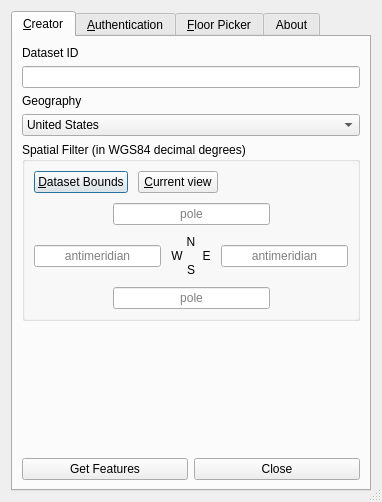
Old version of the form src/ui/azure_maps_plugin_dialog_base.ui in the repository Azure/Azure-Maps-plugin-for-QGIS.
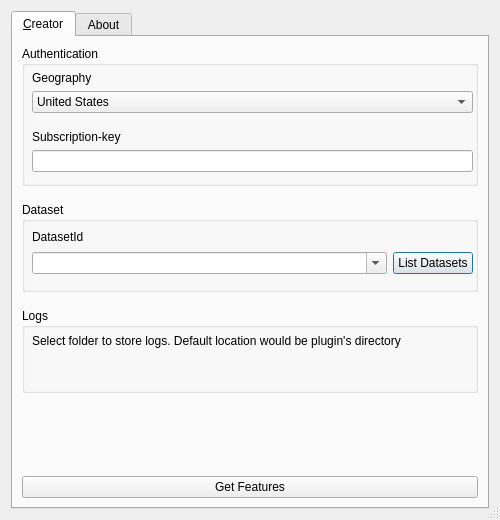
New version of the form. The open tabs and pages were chosen to show the change. Icons and pictures are not drawn. Custom widgets are drawn as their Qt base class.

```diff
--- a/src/ui/azure_maps_plugin_dialog_base.ui
+++ b/src/ui/azure_maps_plugin_dialog_base.ui
@@ -6,16 +6,24 @@
    <rect>
     <x>0</x>
     <y>0</y>
-    <width>378</width>
-    <height>498</height>
+    <width>500</width>
+    <height>520</height>
    </rect>
   </property>
   <property name="sizePolicy">
-   <sizepolicy hsizetype="Expanding" vsizetype="Preferred">
+   <sizepolicy hsizetype="Fixed" vsizetype="Fixed">
     <horstretch>0</horstretch>
     <verstretch>0</verstretch>
    </sizepolicy>
   </property>
+  <property name="font">
+   <font>
+    <family>MS Shell Dlg 2</family>
+    <weight>50</weight>
+    <bold>false</bold>
+    <kerning>true</kerning>
+   </font>
+  </property>
   <property name="windowTitle">
    <string>Azure Maps</string>
   </property>
@@ -52,230 +60,88 @@
       </attribute>
       <layout class="QVBoxLayout" name="verticalLayout_7">
        <item>
-        <widget class="QLabel" name="label_5">
-         <property name="text">
-          <string>Dataset ID</string>
+        <widget class="QGroupBox" name="authentication">
+         <property name="minimumSize">
+          <size>
+           <width>0</width>
+           <height>140</height>
+          </size>
          </property>
-        </widget>
-       </item>
-       <item>
-        <widget class="QLineEdit" name="datasetId">
-         <property name="frame">
-          <bool>true</bool>
+         <property name="layoutDirection">
+          <enum>Qt::LeftToRight</enum>
          </property>
-         <property name="placeholderText">
-          <string/>
-         </property>
-         <property name="clearButtonEnabled">
-          <bool>true</bool>
-         </property>
-        </widget>
-       </item>
-       <item>
-        <widget class="QLabel" name="label_4">
-         <property name="text">
-          <string>Geography</string>
-         </property>
-        </widget>
-       </item>
-       <item>
-        <widget class="QComboBox" name="geographyDropdown">
-         <item>
-          <property name="text">
-           <string>United States</string>
-          </property>
-         </item>
-         <item>
-          <property name="text">
-           <string>Test</string>
-          </property>
-         </item>
-         <item>
-          <property name="text">
-           <string>Europe</string>
-          </property>
-         </item>
-        </widget>
-       </item>
-       <item>
-        <widget class="QGroupBox" name="groupBox_3">
-         <property name="sizePolicy">
-          <sizepolicy hsizetype="Expanding" vsizetype="Fixed">
-           <horstretch>0</horstretch>
-           <verstretch>0</verstretch>
-          </sizepolicy>
-         </property>
          <property name="title">
-          <string>Spatial Filter (in WGS84 decimal degrees)</string>
+          <string>Authentication</string>
          </property>
-         <layout class="QVBoxLayout" name="verticalLayout_6">
-          <property name="spacing">
-           <number>10</number>
+         <widget class="QWidget" name="verticalLayoutWidget">
+          <property name="geometry">
+           <rect>
+            <x>10</x>
+            <y>20</y>
+            <width>441</width>
+            <height>111</height>
+           </rect>
           </property>
-          <item>
-           <layout class="QHBoxLayout" name="horizontalLayout_7">
-            <item>
-             <widget class="QPushButton" name="allExtentButton">
+          <layout class="QVBoxLayout" name="authenticationLayout">
+           <property name="topMargin">
+            <number>5</number>
+           </property>
+           <property name="bottomMargin">
+            <number>5</number>
+           </property>
+           <item>
+            <widget class="QLabel" name="geographyDropdownLabel">
+             <property name="text">
+              <string>Geography</string>
+             </property>
+            </widget>
+           </item>
+           <item>
+            <widget class="QComboBox" name="geographyDropdown">
+             <item>
               <property name="text">
-               <string>&amp;Dataset Bounds</string>
+               <string>United States</string>
               </property>
-             </widget>
-            </item>
-            <item>
-             <widget class="QPushButton" name="currentExtentButton">
+             </item>
+             <item>
               <property name="text">
-               <string>&amp;Current view</string>
+               <string>Europe</string>
               </property>
-             </widget>
-            </item>
-            <item>
-             <spacer name="horizontalSpacer">
-              <property name="orientation">
-               <enum>Qt::Horizontal</enum>
-              </property>
-              <property name="sizeHint" stdset="0">
-               <size>
-                <width>40</width>
-                <height>20</height>
-               </size>
-              </property>
-             </spacer>
-            </item>
-           </layout>
-          </item>
-          <item>
-           <layout class="QVBoxLayout" name="verticalLayout_5">
-            <item>
-             <layout class="QHBoxLayout" name="horizontalLayout_9" stretch="1,2,1">
-              <item>
-               <spacer name="horizontalSpacer_3">
-                <property name="orientation">
-                 <enum>Qt::Horizontal</enum>
-                </property>
-                <property name="sizeHint" stdset="0">
-                 <size>
-                  <width>40</width>
-                  <height>20</height>
-                 </size>
-                </property>
-               </spacer>
-              </item>
-              <item>
-               <widget class="QLineEdit" name="extentNorth">
-                <property name="text">
-                 <string/>
-                </property>
-                <property name="alignment">
-                 <set>Qt::AlignCenter</set>
-                </property>
-                <property name="placeholderText">
-                 <string>pole</string>
-                </property>
-               </widget>
-              </item>
-              <item>
-               <spacer name="horizontalSpacer_2">
-                <property name="orientation">
-                 <enum>Qt::Horizontal</enum>
-                </property>
-                <property name="sizeHint" stdset="0">
-                 <size>
-                  <width>40</width>
-                  <height>20</height>
-                 </size>
-                </property>
-               </spacer>
-              </item>
-             </layout>
-            </item>
-            <item>
-             <layout class="QHBoxLayout" name="horizontalLayout_8">
-              <item>
-               <widget class="QLineEdit" name="extentWest">
-                <property name="text">
-                 <string/>
-                </property>
-                <property name="alignment">
-                 <set>Qt::AlignCenter</set>
-                </property>
-                <property name="placeholderText">
-                 <string>antimeridian</string>
-                </property>
-               </widget>
-              </item>
-              <item>
-               <widget class="QLabel" name="label">
-                <property name="text">
-                 <string>N
-W      E
-S</string>
-                </property>
-                <property name="alignment">
-                 <set>Qt::AlignCenter</set>
-                </property>
-               </widget>
-              </item>
-              <item>
-               <widget class="QLineEdit" name="extentEast">
-                <property name="text">
-                 <string/>
-                </property>
-                <property name="alignment">
-                 <set>Qt::AlignCenter</set>
-                </property>
-                <property name="placeholderText">
-                 <string>antimeridian</string>
-                </property>
-               </widget>
-              </item>
-             </layout>
-            </item>
-            <item>
-             <layout class="QHBoxLayout" name="horizontalLayout_10" stretch="1,2,1">
-              <item>
-               <spacer name="horizontalSpacer_4">
-                <property name="orientation">
-                 <enum>Qt::Horizontal</enum>
-                </property>
-                <property name="sizeHint" stdset="0">
-                 <size>
-                  <width>40</width>
-                  <height>20</height>
-                 </size>
-                </property>
-               </spacer>
-              </item>
-              <item>
-               <widget class="QLineEdit" name="extentSouth">
-                <property name="text">
-                 <string/>
-                </property>
-                <property name="alignment">
-                 <set>Qt::AlignCenter</set>
-                </property>
-                <property name="placeholderText">
-                 <string>pole</string>
-                </property>
-               </widget>
-              </item>
-              <item>
-               <spacer name="horizontalSpacer_5">
-                <property name="orientation">
-                 <enum>Qt::Horizontal</enum>
-                </property>
-                <property name="sizeHint" stdset="0">
-                 <size>
-                  <width>40</width>
-                  <height>20</height>
-                 </size>
-                </property>
-               </spacer>
-              </item>
-             </layout>
-            </item>
-           </layout>
-          </item>
-         </layout>
+             </item>
+            </widget>
+           </item>
+           <item>
+            <spacer name="spacerInsideAuthentication">
+             <property name="orientation">
+              <enum>Qt::Vertical</enum>
+             </property>
+             <property name="sizeHint" stdset="0">
+              <size>
+               <width>20</width>
+               <height>5</height>
+              </size>
+             </property>
+            </spacer>
+           </item>
+           <item>
+            <widget class="QLabel" name="subKeyLabel">
+             <property name="text">
+              <string>Subscription-key</string>
+             </property>
+            </widget>
+           </item>
+           <item>
+            <widget class="QLineEdit" name="subKey">
+             <property name="echoMode">
+              <enum>QLineEdit::PasswordEchoOnEdit</enum>
+             </property>
+             <property name="clearButtonEnabled">
+              <bool>true</bool>
+             </property>
+            </widget>
+           </item>
+          </layout>
+         </widget>
         </widget>
        </item>
        <item>
@@ -283,133 +149,154 @@
          <property name="orientation">
           <enum>Qt::Vertical</enum>
          </property>
+         <property name="sizeType">
+          <enum>QSizePolicy::Fixed</enum>
+         </property>
          <property name="sizeHint" stdset="0">
           <size>
            <width>20</width>
-           <height>0</height>
+           <height>10</height>
           </size>
          </property>
         </spacer>
        </item>
        <item>
-        <layout class="QHBoxLayout" name="horizontalLayout_6">
-         <item>
-          <widget class="QPushButton" name="getFeaturesButton">
-           <property name="text">
-            <string>Get Features</string>
-           </property>
-           <property name="default">
-            <bool>false</bool>
-           </property>
-          </widget>
-         </item>
-         <item>
-          <widget class="QPushButton" name="closeButton">
-           <property name="text">
-            <string>Close</string>
-           </property>
-          </widget>
-         </item>
-        </layout>
-       </item>
-      </layout>
-     </widget>
-     <widget class="QWidget" name="authTab">
-      <attribute name="title">
-       <string>&amp;Authentication</string>
-      </attribute>
-      <layout class="QVBoxLayout" name="verticalLayout_4">
-       <item>
-        <widget class="QRadioButton" name="skButton">
-         <property name="text">
-          <string>Use Shared Key authentication</string>
+        <widget class="QGroupBox" name="dataset">
+         <property name="minimumSize">
+          <size>
+           <width>0</width>
+           <height>90</height>
+          </size>
          </property>
-         <property name="checked">
-          <bool>true</bool>
+         <property name="title">
+          <string>Dataset</string>
          </property>
+         <widget class="QWidget" name="verticalLayoutWidget_2">
+          <property name="geometry">
+           <rect>
+            <x>10</x>
+            <y>20</y>
+            <width>441</width>
+            <height>61</height>
+           </rect>
+          </property>
+          <layout class="QVBoxLayout" name="datasetLayout">
+           <property name="topMargin">
+            <number>5</number>
+           </property>
+           <property name="bottomMargin">
+            <number>5</number>
+           </property>
+           <item>
+            <widget class="QLabel" name="datasetIdLabel">
+             <property name="maximumSize">
+              <size>
+               <width>16777215</width>
+               <height>15</height>
+              </size>
+             </property>
+             <property name="text">
+              <string>DatasetId</string>
+             </property>
+            </widget>
+           </item>
+           <item>
+            <layout class="QHBoxLayout" name="datasetIdLayout">
+             <item>
+              <widget class="QComboBox" name="datasetId">
+               <property name="editable">
+                <bool>true</bool>
+               </property>
+              </widget>
+             </item>
+             <item>
+              <widget class="QPushButton" name="listDatasetButton">
+               <property name="maximumSize">
+                <size>
+                 <width>80</width>
+                 <height>16777215</height>
+                </size>
+               </property>
+               <property name="text">
+                <string>List Datasets</string>
+               </property>
+              </widget>
+             </item>
+            </layout>
+           </item>
+          </layout>
+         </widget>
         </widget>
        </item>
        <item>
-        <widget class="QLabel" name="label_3">
-         <property name="text">
-          <string>Key (NOTE: Stored on local disk in plain text!)</string>
-         </property>
-         <property name="indent">
-          <number>25</number>
-         </property>
-        </widget>
-       </item>
-       <item>
-        <widget class="QLineEdit" name="sharedKey">
-         <property name="styleSheet">
-          <string notr="true">QLineEdit#sharedKey { margin-left: 25px }</string>
-         </property>
-         <property name="echoMode">
-          <enum>QLineEdit::PasswordEchoOnEdit</enum>
-         </property>
-         <property name="clearButtonEnabled">
-          <bool>true</bool>
-         </property>
-        </widget>
-       </item>
-       <item>
-        <spacer name="verticalSpacer_2">
+        <spacer name="spacerDatasetLogs">
          <property name="orientation">
           <enum>Qt::Vertical</enum>
          </property>
+         <property name="sizeType">
+          <enum>QSizePolicy::Fixed</enum>
+         </property>
          <property name="sizeHint" stdset="0">
           <size>
            <width>20</width>
-           <height>165</height>
+           <height>10</height>
           </size>
          </property>
         </spacer>
        </item>
        <item>
-        <layout class="QHBoxLayout" name="horizontalLayout_3">
-         <item>
-          <widget class="QPushButton" name="getFeaturesButton_2">
-           <property name="text">
-            <string>Get Features</string>
-           </property>
-          </widget>
-         </item>
-        </layout>
-       </item>
-      </layout>
-     </widget>
-     <widget class="QWidget" name="FloorPickerWidget">
-      <attribute name="title">
-       <string>&amp;Floor Picker</string>
-      </attribute>
-      <layout class="QVBoxLayout" name="verticalLayout_2">
-       <item>
-        <widget class="QGroupBox" name="groupBox_2">
-         <property name="sizePolicy">
-          <sizepolicy hsizetype="Preferred" vsizetype="Fixed">
-           <horstretch>0</horstretch>
-           <verstretch>0</verstretch>
-          </sizepolicy>
+        <widget class="QGroupBox" name="logs">
+         <property name="minimumSize">
+          <size>
+           <width>0</width>
+           <height>85</height>
+          </size>
          </property>
          <property name="title">
-          <string>Floor Picker</string>
+          <string>Logs</string>
          </property>
-         <layout class="QHBoxLayout" name="horizontalLayout">
-          <item>
-           <widget class="QLabel" name="label_2">
-            <property name="text">
-             <string>Floor ordinal</string>
-            </property>
-           </widget>
-          </item>
-          <item>
-           <widget class="QComboBox" name="floorPicker"/>
-          </item>
-         </layout>
+         <widget class="QWidget" name="verticalLayoutWidget_3">
+          <property name="geometry">
+           <rect>
+            <x>10</x>
+            <y>20</y>
+            <width>441</width>
+            <height>61</height>
+           </rect>
+          </property>
+          <layout class="QVBoxLayout" name="logsLayout">
+           <property name="topMargin">
+            <number>5</number>
+           </property>
+           <property name="bottomMargin">
+            <number>5</number>
+           </property>
+           <item>
+            <widget class="QLabel" name="logsLabel">
+             <property name="maximumSize">
+              <size>
+               <width>16777215</width>
+               <height>15</height>
+              </size>
+             </property>
+             <property name="text">
+              <string>Select folder to store logs. Default location would be plugin's directory</string>
+             </property>
+            </widget>
+           </item>
+           <item>
+            <widget class="QgsFileWidget" name="logsFolderPicker">
+             <property name="storageMode">
+              <enum>QgsFileWidget::GetDirectory</enum>
+             </property>
+            </widget>
+           </item>
+          </layout>
+         </widget>
         </widget>
        </item>
        <item>
-        <spacer name="verticalSpacer">
+        <spacer name="spacerBotton">
          <property name="orientation">
           <enum>Qt::Vertical</enum>
          </property>
@@ -419,11 +306,21 @@
          <property name="sizeHint" stdset="0">
           <size>
            <width>20</width>
-           <height>40</height>
+           <height>30</height>
           </size>
          </property>
         </spacer>
        </item>
+       <item>
+        <widget class="QPushButton" name="getFeaturesButton">
+         <property name="text">
+          <string>Get Features</string>
+         </property>
+         <property name="default">
+          <bool>false</bool>
+         </property>
+        </widget>
+       </item>
       </layout>
      </widget>
      <widget class="QWidget" name="aboutTab">
@@ -581,6 +478,13 @@
    </item>
   </layout>
  </widget>
+ <customwidgets>
+  <customwidget>
+   <class>QgsFileWidget</class>
+   <extends>QWidget</extends>
+   <header>qgsfilewidget.h</header>
+  </customwidget>
+ </customwidgets>
  <resources/>
  <connections/>
 </ui>
```
Left out of the diff: 29 changed lines with no effect on the pictures.
